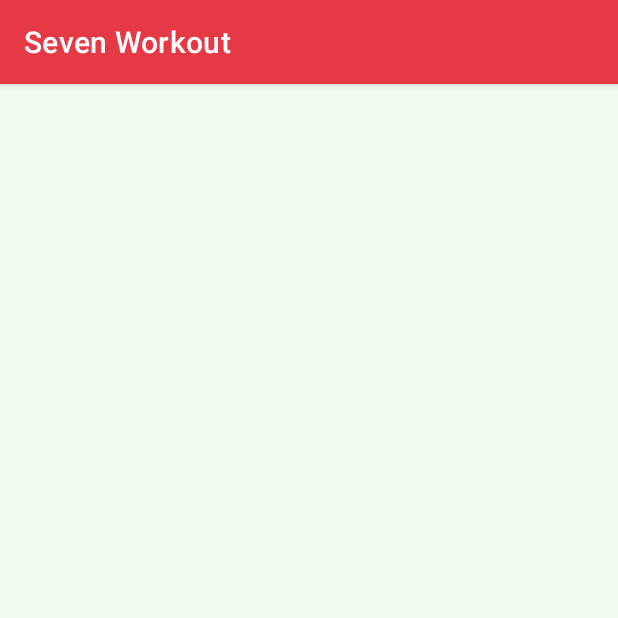
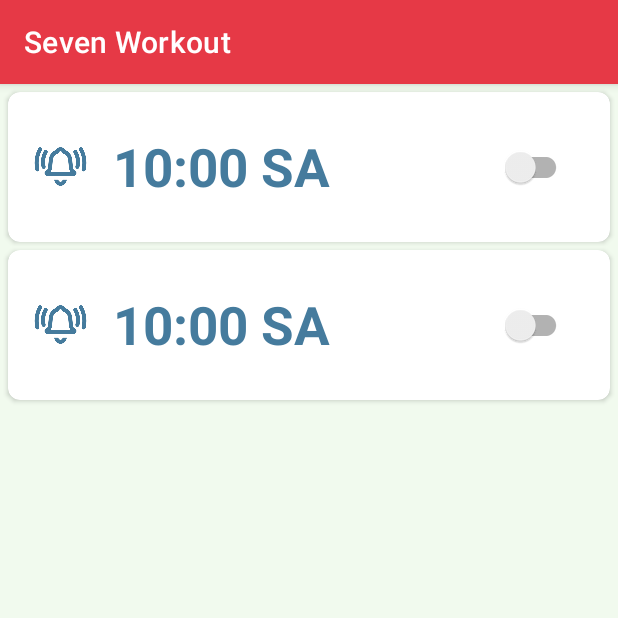
Before and after one commit to maverik0302/sevenworkout, an Android app: the fragment ReminderFragement shown on its own in the app's theme, on a phone screen of 412 x 824 dp, the top half of it. Run offline under Robolectric (Android 15) with nearby library versions, the phone set to English and light mode, and no system bars; 1 statement that could not run was skipped.

Commit message:
Change Listnener Switch and set TextTime

```diff
--- a/app/build.gradle
+++ b/app/build.gradle
@@ -51,6 +51,7 @@
     implementation 'androidx.lifecycle:lifecycle-livedata-ktx:2.3.1'
     //noinspection GradleCompatible
     implementation 'com.android.support:design:28.0.0'
+    implementation "androidx.core:core:1.6.0"
     //loadgift
     implementation 'pl.droidsonroids.gif:android-gif-drawable:1.2.23'
     implementation 'com.github.bumptech.glide:glide:4.12.0'
--- a/app/src/main/java/team7/vlu/sevenworkout/EventAdapter.java
+++ b/app/src/main/java/team7/vlu/sevenworkout/EventAdapter.java
@@ -26,7 +26,7 @@
         Event event = getItem(position);
 
         if (convertView == null)
-            convertView = LayoutInflater.from(getContext()).inflate(R.layout.event_cell, parent, false);
+            convertView = LayoutInflater.from(getContext()).inflate(R.layout.item_even, parent, false);
 
         TextView eventCellTV = convertView.findViewById(R.id.eventCellTV);
 
--- a/app/src/main/java/team7/vlu/sevenworkout/ReminderFragement.java
+++ b/app/src/main/java/team7/vlu/sevenworkout/ReminderFragement.java
@@ -1,63 +1,143 @@
 package team7.vlu.sevenworkout;
 
+import android.app.AlarmManager;
+import android.app.PendingIntent;
+import android.app.TimePickerDialog;
+import android.content.Context;
+import android.content.Intent;
+import android.content.SharedPreferences;
 import android.os.Bundle;
+import android.text.format.DateFormat;
+import android.util.Log;
 import android.view.LayoutInflater;
 import android.view.View;
 import android.view.ViewGroup;
+import android.widget.CompoundButton;
+import android.widget.Switch;
+import android.widget.TextView;
+import android.widget.TimePicker;
 
+import androidx.annotation.NonNull;
+import androidx.annotation.Nullable;
+import androidx.appcompat.widget.SwitchCompat;
 import androidx.fragment.app.Fragment;
+import androidx.lifecycle.ViewModelProvider;
 
-/**
- * A simple {@link Fragment} subclass.
- * Use the {@link ReminderFragement#newInstance} factory method to
- * create an instance of this fragment.
- */
+import java.util.Calendar;
+import java.util.Date;
+
+import team7.vlu.sevenworkout.databinding.FragmentReminderBinding;
+
 public class ReminderFragement extends Fragment {
 
-    // TODO: Rename parameter arguments, choose names that match
-    // the fragment initialization parameters, e.g. ARG_ITEM_NUMBER
-    private static final String ARG_PARAM1 = "param1";
-    private static final String ARG_PARAM2 = "param2";
+    private ReminderViewModel reminderViewModel;
+    private TextView textTime1, textTime2;
+    private SwitchCompat iSwitch1, iSwitch2;
+    private TimePickerDialog.OnTimeSetListener timeSetListener;
+    private FragmentReminderBinding binding;
+    private AlarmManager alarmManager;
 
-    // TODO: Rename and change types of parameters
-    private String mParam1;
-    private String mParam2;
+    public static final String MY_PREPS = "preps";
+    public static final String TEXT = "text";
+    public String textPrep;
+    @Override
+    public View onCreateView(@NonNull LayoutInflater inflater, @Nullable ViewGroup container,
+                             @Nullable Bundle savedInstanceState) {
+        reminderViewModel = new ViewModelProvider(this).get(ReminderViewModel.class);
 
-    public ReminderFragement() {
-        // Required empty public constructor
+        binding = FragmentReminderBinding.inflate(inflater, container, false);
+        View root = binding.getRoot();
+
+        textTime1 = (TextView) root.findViewById(R.id.texttimereimnider);
+        iSwitch1 = (SwitchCompat) root.findViewById(R.id.switch_alarm1);
+
+        SharedPreferences settings = root.getContext().getSharedPreferences(MY_PREPS, 0);
+        boolean switchStatus = settings.getBoolean("switchkey", false);
+
+        iSwitch1.setChecked(switchStatus);
+
+
+        alarmManager = (AlarmManager) root.getContext().getSystemService(Context.ALARM_SERVICE);
+
+
+
+        iSwitch1.setOnCheckedChangeListener(new CompoundButton.OnCheckedChangeListener() {
+            @Override
+            public void onCheckedChanged(CompoundButton buttonView, boolean isChecked) {
+                if(isChecked)  {
+                    Calendar calendar = Calendar.getInstance();
+                    int hour = calendar.get(Calendar.HOUR_OF_DAY);
+                    int minute = calendar.get(Calendar.MINUTE);
+
+                    TimePickerDialog dialog = new TimePickerDialog(root.getContext(),
+                            timeSetListener, hour, minute, DateFormat.is24HourFormat(root.getContext()));
+                    dialog.show();
+                    startAlarm(calendar);
+
+                    //saveData
+
+                } else {
+                    cancelAlarm();
+
+
+                }
+                SharedPreferences settings = root.getContext().getSharedPreferences(MY_PREPS, 0);
+                SharedPreferences.Editor editor = settings.edit();
+                editor.putString(TEXT, textTime1.getText().toString());
+                editor.putBoolean("switchkey", isChecked);
+                editor.commit();
+                //shared Preferences
+
+
+            }
+
+            private void updateView() {
+            }
+
+            private void startAlarm(Calendar calendar) {
+                AlarmManager alarmManager = (AlarmManager) root.getContext().getSystemService(Context.ALARM_SERVICE);
+                Intent intent = new Intent(root.getContext(), AlarmReceiver.class);
+                PendingIntent pendingIntent = PendingIntent.getBroadcast(root.getContext(), 0, intent, PendingIntent.FLAG_UPDATE_CURRENT);
+                alarmManager.set(AlarmManager.RTC_WAKEUP, calendar.getTimeInMillis(), pendingIntent);
+            }
+
+            private void cancelAlarm() {
+                AlarmManager alarmManager = (AlarmManager) root.getContext().getSystemService(Context.ALARM_SERVICE);
+                Intent intent = new Intent(root.getContext(), AlarmReceiver.class);
+                PendingIntent pendingIntent = PendingIntent.getBroadcast(root.getContext(), 1, intent, 0);
+                alarmManager.cancel(pendingIntent);
+
+            }
+        });
+
+
+        timeSetListener = new TimePickerDialog.OnTimeSetListener() {
+            @Override
+            public void onTimeSet(TimePicker view, int hourOfDay, int minute) {
+
+                String am_pm = (hourOfDay < 12) ? "AM" : "PM";
+                String timeText = hourOfDay + ":" + minute + " " + am_pm;
+                textTime1.setText(timeText);
+
+
+
+                updateView();
+
+
+
+            }
+
+            private void updateView() {
+                SharedPreferences settings = root.getContext().getSharedPreferences("PREFS", 0);
+                SharedPreferences.Editor editor = settings.edit();
+                editor.putString(TEXT, textTime1.getText().toString());
+                editor.commit();
+            }
+
+
+        };
+        return root;
     }
 
-    /**
-     * Use this factory method to create a new instance of
-     * this fragment using the provided parameters.
-     *
-     * @param param1 Parameter 1.
-     * @param param2 Parameter 2.
-     * @return A new instance of fragment BeginnerFragement.
-     */
-    // TODO: Rename and change types and number of parameters
-    public static ReminderFragement newInstance(String param1, String param2) {
-        ReminderFragement fragment = new ReminderFragement();
-        Bundle args = new Bundle();
-        args.putString(ARG_PARAM1, param1);
-        args.putString(ARG_PARAM2, param2);
-        fragment.setArguments(args);
-        return fragment;
-    }
 
-    @Override
-    public void onCreate(Bundle savedInstanceState) {
-        super.onCreate(savedInstanceState);
-        if (getArguments() != null) {
-            mParam1 = getArguments().getString(ARG_PARAM1);
-            mParam2 = getArguments().getString(ARG_PARAM2);
-        }
-    }
-
-    @Override
-    public View onCreateView(LayoutInflater inflater, ViewGroup container,
-                             Bundle savedInstanceState) {
-        // Inflate the layout for this fragment
-        return inflater.inflate(R.layout.fragment_reminder, container, false);
-    }
 }
--- a/app/src/main/java/team7/vlu/sevenworkout/ui/MainActivity.java
+++ b/app/src/main/java/team7/vlu/sevenworkout/ui/MainActivity.java
@@ -3,6 +3,7 @@
 import androidx.appcompat.app.AppCompatActivity;
 import androidx.viewpager.widget.ViewPager;
 
+import android.app.AlarmManager;
 import android.os.Bundle;
 
 
@@ -18,6 +19,7 @@
     private ViewPager mViewpaper;
     private ViewPaperAdapter mVadapter;
     private TabLayout tabLayout;
+    private AlarmManager alarmManager;
 
     //toolbarDraw
 
@@ -25,6 +27,7 @@
     protected void onCreate(Bundle savedInstanceState) {
         super.onCreate(savedInstanceState);
         setContentView(R.layout.activity_main);
+
 
         mViewpaper = (ViewPager) findViewById(R.id.view_paper);
         mVadapter = new ViewPaperAdapter(getSupportFragmentManager());
--- a/app/src/main/res/layout/fragment_reminder.xml
+++ b/app/src/main/res/layout/fragment_reminder.xml
@@ -1,12 +1,105 @@
 <?xml version="1.0" encoding="utf-8"?>
-<FrameLayout xmlns:android="http://schemas.android.com/apk/res/android"
+<LinearLayout xmlns:android="http://schemas.android.com/apk/res/android"
     xmlns:tools="http://schemas.android.com/tools"
     android:layout_width="match_parent"
     android:layout_height="match_parent"
+    xmlns:app="http://schemas.android.com/apk/res-auto"
     android:background="@color/Honeydew"
+    android:orientation="vertical"
     tools:context=".HomeFragement">
 
     <!-- TODO: Update blank fragment layout -->
 
+        <androidx.cardview.widget.CardView
+            android:layout_width="match_parent"
+            android:layout_height="100dp"
+            app:cardCornerRadius="8dp"
+            android:id="@+id/reminder1"
+            android:layout_marginStart="5dp"
+            android:layout_marginEnd="5dp"
+            android:layout_marginTop="5dp">
+            <LinearLayout
+                android:layout_width="match_parent"
+                android:layout_height="match_parent"
+                android:orientation="horizontal">
+                <ImageView
+                    android:layout_width="50dp"
+                    android:layout_height="50dp"
+                    android:src="@drawable/alarmicon"
+                    android:layout_gravity="center"
+                    android:layout_marginStart="10dp"
+                    android:padding="5dp">
+                </ImageView>
+            <TextView
+                android:layout_width="wrap_content"
+                android:layout_height="wrap_content"
+                android:text="10:00 SA"
+                android:textSize="35sp"
+                android:layout_gravity="start|center"
+                android:layout_marginStart="10dp"
+                android:textStyle="bold"
+                android:textColor="@color/Celadon_Blue"
+                android:id="@+id/texttimereimnider">
+            </TextView>
+                <androidx.appcompat.widget.SwitchCompat
+                    android:id="@+id/switch_alarm1"
+                    android:layout_width="match_parent"
+                    android:layout_height="wrap_content"
+                    android:layout_gravity="center"
+                    android:layout_marginEnd="25dp"
+                    tools:ignore="UseSwitchCompatOrMaterialXml">
+                </androidx.appcompat.widget.SwitchCompat>
 
-</FrameLayout>
+            </LinearLayout>
+        </androidx.cardview.widget.CardView>
+
+    <androidx.cardview.widget.CardView
+        android:layout_width="match_parent"
+        android:layout_height="100dp"
+        app:cardCornerRadius="8dp"
+        android:id="@+id/reminder2"
+        android:layout_marginStart="5dp"
+        android:layout_marginEnd="5dp"
+        android:layout_marginTop="5dp">
+
+        <LinearLayout
+            android:layout_width="match_parent"
+            android:layout_height="match_parent"
+            android:orientation="horizontal">
+            <ImageView
+                android:layout_width="50dp"
+                android:layout_height="50dp"
+                android:src="@drawable/alarmicon"
+                android:layout_gravity="center"
+                android:layout_marginStart="10dp"
+                android:padding="5dp">
+            </ImageView>
+            <TextView
+                android:layout_width="wrap_content"
+                android:layout_height="wrap_content"
+                android:text="10:00 SA"
+                android:textSize="35sp"
+                android:layout_gravity="start|center"
+                android:layout_marginStart="10dp"
+                android:textStyle="bold"
+                android:textColor="@color/Celadon_Blue">
+            </TextView>
+
+            <androidx.appcompat.widget.SwitchCompat
+                android:id="@+id/switch_alarm2"
+                android:layout_width="match_parent"
+                android:layout_height="wrap_content"
+                android:layout_gravity="center"
+                android:layout_marginEnd="25dp"
+                tools:ignore="UseSwitchCompatOrMaterialXml">
+            </androidx.appcompat.widget.SwitchCompat>
+        </LinearLayout>
+
+    </androidx.cardview.widget.CardView>
+
+
+
+
+
+
+</LinearLayout>
--- a/app/src/main/res/layout/event_cell.xml
+++ b/app/src/main/res/layout/item_even.xml
@@ -1,7 +1,7 @@
 <?xml version="1.0" encoding="utf-8"?>
 <LinearLayout
     xmlns:android="http://schemas.android.com/apk/res/android"
-    android:orientation="vertical"
+    android:orientation="horizontal"
     android:layout_width="match_parent"
     android:layout_height="60dp">
 
```
Also changed, not shown: app/src/main/AndroidManifest.xml (+7 -3 lines), app/src/main/java/team7/vlu/sevenworkout/AlarmReceiver.java (added, +33 -0 lines), app/src/main/java/team7/vlu/sevenworkout/Ringtone.java (added, +24 -0 lines), app/src/main/res/drawable/alarmicon.png (added), 1 other file.
